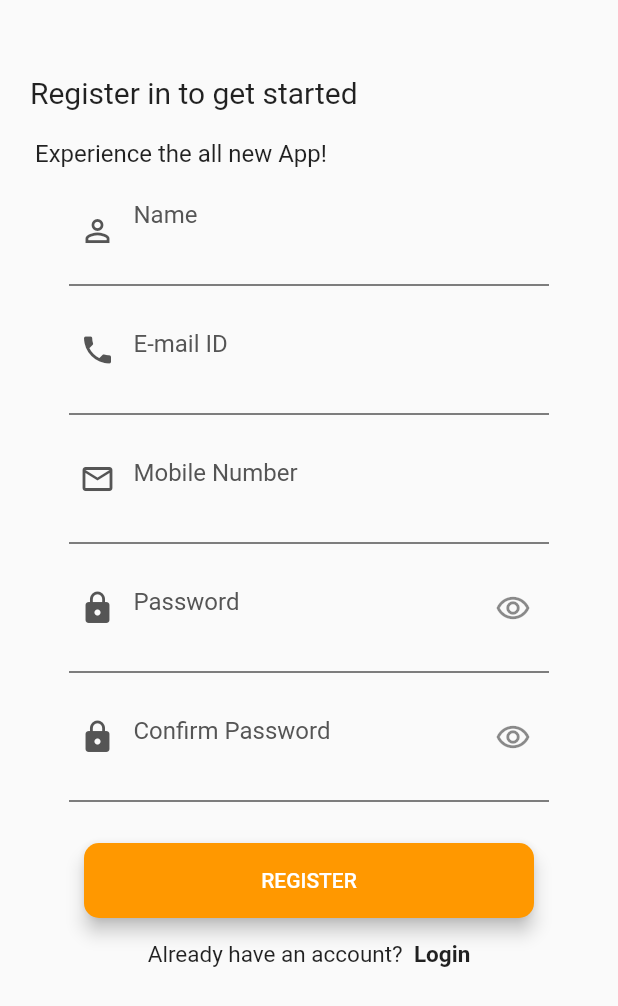
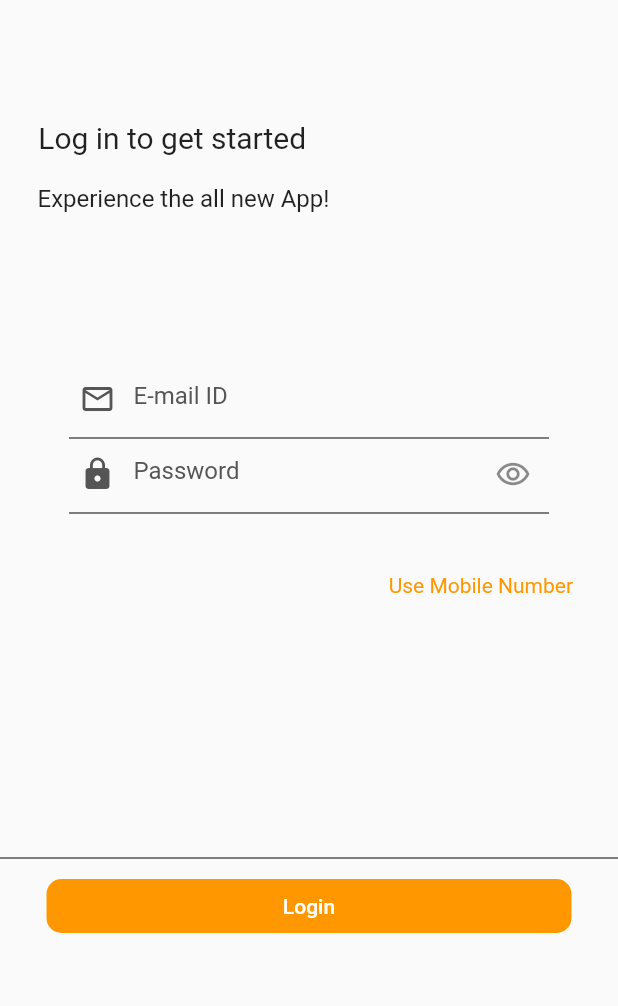
Before and after one commit to rachel1306/Believable-, a Flutter app: the screen it shows after launch, after a tap on "Login", on a phone screen of 412 x 824 dp. Shown: the top 1006 px of the screen. Run offline on Flutter 3.47's test engine with Material 2 defaults, Android fonts, the phone set to English and light mode, and no system bars.

Commit message:
Login Page created

```diff
--- a/lib/login.dart
+++ b/lib/login.dart
@@ -8,21 +8,109 @@ class _LoginState extends State<Login> {
   @override
   Widget build(BuildContext context) {
     return Scaffold(
-      body: Container(
+      body: Column(
+        children: [
+          new Align(
+            alignment: Alignment.topLeft,
             child: Column(
               children: [
-            Text('Log in to get started'),
-            Text('Experience the all new App!'),
+                new Padding(
+                  padding: EdgeInsets.only(left: 10,top: 80),
+                  child:  Text('Log in to get started',style: new TextStyle(fontSize: 20),),
+                ),
+                new Padding(
+                  padding: EdgeInsets.only(left: 25,top: 20),
+                  child:  Text('Experience the all new App!',style: new TextStyle(fontSize: 16),),
+                ),
+              ],
+            ),
+          ),
           Container(
+            width: 360,
+            height: 200,
             child: Column(
               children: [
-
+                Container(
+                  height: 150,
+                  child: Padding(
+                    padding: EdgeInsets.only(left: 15,top: 100),
+                    child: TextField(
+                      decoration: InputDecoration(
+                          border: InputBorder.none,
+                          hintText: 'E-mail ID',
+                          hintStyle: TextStyle(
+                            color: Color(0xFF555555),
+                          ),
+                          prefixIcon: Icon(Icons.email_outlined,color: Color(0xFF555555),)
+                      ),
+                    ),
+                  ),
+                ),
+                Expanded(child: Divider(
+                  color: Colors.black,
+                  indent: 20,
+                  endIndent: 20,)),
+                Container(
+                  margin: EdgeInsets.only(right: 20),
+                  height: 50,
+                  child: Padding(
+                    padding: EdgeInsets.only(left: 15,),
+                    child: TextField(
+                      decoration: InputDecoration(
+                          border: InputBorder.none,
+                          hintText: 'Password',
+                          hintStyle: TextStyle(
+                            color: Color(0xFF555555),
+                          ),
+                          prefixIcon: Icon(Icons.lock,color: Color(0xFF555555),),
+                          suffixIcon: Icon(Icons.remove_red_eye_outlined)
+                      ),
+                    ),
+                  ),
+                ),
+                Expanded(child: Divider(
+                  color: Colors.black,
+                  indent: 20,
+                  endIndent: 20,)),
+              ],
+            ),
+          ),
+          Align(
+            alignment: Alignment.topRight,
+            child: Padding(
+              padding: EdgeInsets.only(top: 40,right: 30),
+              child: Text('Use Mobile Number',
+                style: TextStyle(
+                  color: Colors.orange,
+                ),),
+            ),
+          ),
+          SizedBox(
+            height: 230,
+            child: Column(
+              crossAxisAlignment: CrossAxisAlignment.center,
+              mainAxisSize: MainAxisSize.max,
+              mainAxisAlignment: MainAxisAlignment.end,
+              children: [
+                Spacer(),
+                Divider(
+                  color: Colors.black,
+                ),
+                FlatButton(
+                  onPressed: null,
+                  minWidth: 350,
+                  disabledColor: Colors.orange,
+                  disabledTextColor: Colors.white,
+                  shape: RoundedRectangleBorder(
+                      borderRadius: BorderRadius.circular(10)
+                  ),
+                  child: Text('Login'),
+                ),
               ],
             ),
           ),
         ],
       ),
-      ),
     );
   }
 }
--- a/lib/register.dart
+++ b/lib/register.dart
@@ -1,4 +1,5 @@
 import 'package:flutter/material.dart';
+import 'package:believable/login.dart';
 class Register extends StatefulWidget {
   @override
   _RegisterState createState() => _RegisterState();
@@ -16,7 +17,7 @@ class _RegisterState extends State<Register> {
                   child: Column(
                     children: [
                       new Padding(
-                        padding: EdgeInsets.only(left: 20,top: 50),
+                        padding: EdgeInsets.only(left: 20,top: 80),
                         child:  Text('Register in to get started',style: new TextStyle(fontSize: 20),),
                       ),
                       new Padding(
@@ -33,10 +34,12 @@ class _RegisterState extends State<Register> {
                   child: Column(
                     crossAxisAlignment: CrossAxisAlignment.start,
                     children: [
-                      Container(
-                        height: 50,
+                      Padding(
+                        padding: EdgeInsets.only(top: 50),
+                        child: Container(
+                          height: 40,
                           child: Padding(
-                          padding: EdgeInsets.only(left: 15,top: 30),
+                            padding: EdgeInsets.only(left: 15),
                               child: TextField(
                                 decoration: InputDecoration(
                                 border: InputBorder.none,
@@ -45,6 +48,7 @@ class _RegisterState extends State<Register> {
                                   color: Color(0xFF555555),
                                 ),
                                 prefixIcon: Icon(Icons.person_outline,color: Color(0xFF555555),)
+                            ),
                           ),
                         ),
                     ),
@@ -65,7 +69,7 @@ class _RegisterState extends State<Register> {
                           hintStyle: TextStyle(
                           color: Color(0xFF555555),
                           ),
-                          prefixIcon: Icon(Icons.phone,color: Color(0xFF555555),)
+                          prefixIcon: Icon(Icons.email_outlined,color: Color(0xFF555555),)
                         ),
                       ),
                     ),
@@ -87,7 +91,7 @@ class _RegisterState extends State<Register> {
                             hintStyle: TextStyle(
                             color: Color(0xFF555555),
                           ),
-                          prefixIcon: Icon(Icons.email_outlined,color: Color(0xFF555555),)
+                          prefixIcon: Icon(Icons.phone,color: Color(0xFF555555),)
                           ),
                         ),
                       ),
@@ -158,7 +162,7 @@ class _RegisterState extends State<Register> {
                   ),
                 ),
                 Container(
-                  margin: EdgeInsets.only(top: 15),
+                  margin: EdgeInsets.symmetric(vertical: 20),
                   child: Align(
                     alignment: Alignment.center,
                     child: Row(
@@ -170,7 +174,9 @@ class _RegisterState extends State<Register> {
                           ),),
                         new GestureDetector(
                           onTap: () {
-                            Navigator.pushNamed(context, "myRoute");
+                            Navigator.push(
+                                context,
+                                MaterialPageRoute(builder: (context) => Login()));
                             },
                           child: new Text("  Login",style: TextStyle(
                             fontWeight: FontWeight.bold,
--- a/pubspec.yaml
+++ b/pubspec.yaml
@@ -28,6 +28,7 @@ dependencies:
   # The following adds the Cupertino Icons font to your application.
   # Use with the CupertinoIcons class for iOS style icons.
   cupertino_icons: ^1.0.0
+  firebase_auth: 0.7.0
 
 dev_dependencies:
   flutter_test:
```
Also changed, not shown: 3 other files. Lines whose indentation alone changed are shown as unchanged.
